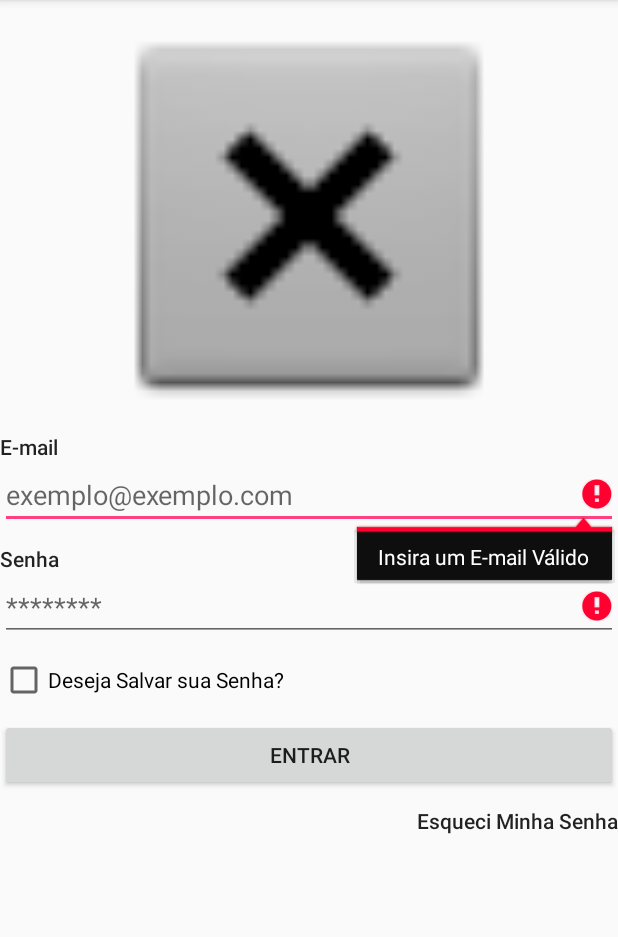
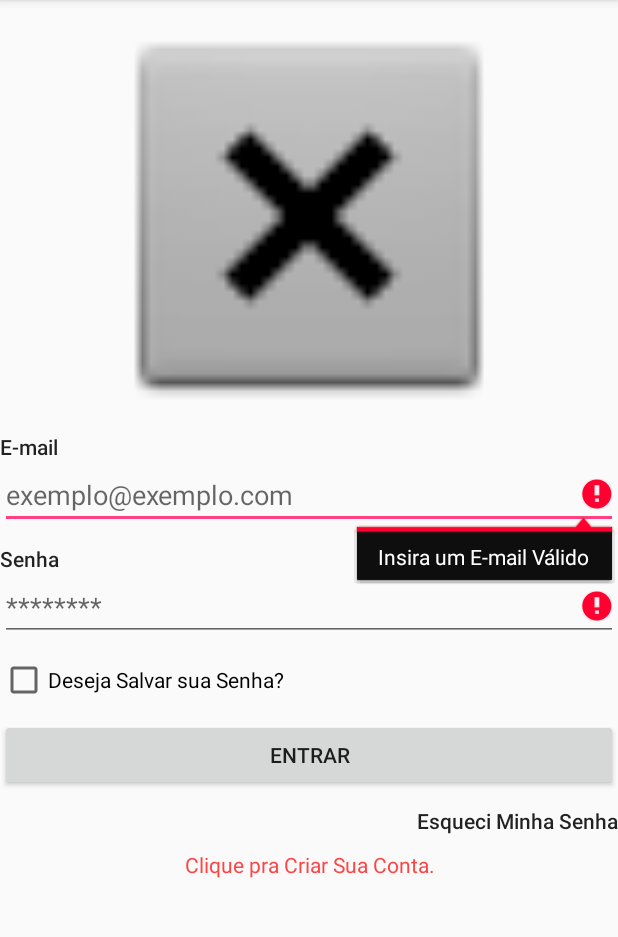
Before and after one commit to GeisonPiegas/ProdAPP, an Android app: the TelaDeLogin screen opened directly, with no data from a screen before it, after a tap on "ENTRAR", on a phone screen of 412 x 824 dp, the part 84-1021 px from its top. Run offline under Robolectric (Android 15) with nearby library versions, the phone set to English and light mode, and no system bars.

Commit message:
* Crindo uma opção na tela de LOGIN de levar direto para a Tela de Cadastro * Fazendo algumas pequenas Alterações

```diff
--- a/app/src/main/java/com/example/alunos/prodapp/TelaDeLogin.java
+++ b/app/src/main/java/com/example/alunos/prodapp/TelaDeLogin.java
@@ -31,7 +31,7 @@ public class TelaDeLogin extends AppCompatActivity implements View.OnClickListen
     private CheckBox SalvarSenhaCheckBoxTelaDeLogin;
     private Button EntrarButtonTelaDeLogin;
     private TextView EsqueceuSenhaTextViewTelaDeLogin;
-
+    private TextView CriarContaUsuarioTextViewTelaDeLogin ;
     //-----------
     //Criando as contantes FINAL DEFINE QUE É UMA CONSTANTE
     private static final String MANTER_CONECTADO = "manter conectado";
@@ -62,10 +62,14 @@ public class TelaDeLogin extends AppCompatActivity implements View.OnClickListen
         EntrarButtonTelaDeLogin = (Button) findViewById(R.id.EntrarButtonTelaDeLogin);
         EsqueceuSenhaTextViewTelaDeLogin = (TextView) findViewById(R.id.EsqueceuSenhaTextViewTelaDeLogin);
 
+        CriarContaUsuarioTextViewTelaDeLogin = (TextView) findViewById(R.id.CriarContaUsuarioTextViewTelaDeLogin) ;
+
         //onclick's
 
        // SalvarSenhaCheckBoxTelaDeLogin.setOnClickListener(this);
         EntrarButtonTelaDeLogin.setOnClickListener(this);
+        CriarContaUsuarioTextViewTelaDeLogin.setOnClickListener(this);
+
 
         //------
         helper = new UsuariosBD(this) ; // Criando e Iniciando o Metodo Helper dentro do ON-CREATE
@@ -97,7 +101,24 @@ public class TelaDeLogin extends AppCompatActivity implements View.OnClickListen
 
     @Override
     public void onClick(View v) {
-        logar() ;
+
+        if (CriarContaUsuarioTextViewTelaDeLogin.isPressed()){
+
+            Intent intentTelaDeCadastro = new Intent(this, TelaDeCadastro.class); // criando um novo objeto da classe Intent e passado os parametros a outra activity
+
+            startActivity(intentTelaDeCadastro); // comecando a activity
+
+            finish(); // finaliza a activity anterior
+
+            overridePendingTransition(android.R.anim.slide_out_right, android.R.anim.slide_in_left); // Resposável pela animação da janela
+
+
+        }
+
+        if (EntrarButtonTelaDeLogin.isPressed()){
+            logar() ;
+        }
+
     }
 
     //--------
--- a/app/src/main/res/layout/activity_tela_de_login.xml
+++ b/app/src/main/res/layout/activity_tela_de_login.xml
@@ -78,9 +78,17 @@
                 android:layout_marginBottom="10dp"
                 android:layout_marginTop="10dp"
                 android:text="@string/EsqueceuSenhaTextViewTelaDeLogin"
-                android:textAlignment="textEnd"
+                android:textAlignment="viewEnd"
                 android:textAppearance="@style/TextAppearance.AppCompat.Body2"
                 android:visibility="visible" />
+
+            <TextView
+                android:id="@+id/CriarContaUsuarioTextViewTelaDeLogin"
+                android:layout_width="match_parent"
+                android:layout_height="wrap_content"
+                android:text="@string/CriarContaUsuarioTextViewTelaDeLogin"
+                android:textColor="@android:color/holo_red_light"
+                android:textAlignment="center"/>
         </LinearLayout>
     </ScrollView>
 </RelativeLayout>
--- a/app/src/main/res/values/strings.xml
+++ b/app/src/main/res/values/strings.xml
@@ -63,5 +63,6 @@
     <string name="CamposEmailDiferentes">O E-mail não Confere com o que foi Digitado Acima!</string>
     <string name="CamposSenhaDiferentes">A Senha não Confere com a que foi Digitada Acima!</string>
     <string name="LoginTextViewTelaDeCadastro">Já tem Conta? Clique e Faça Login</string>
+    <string name="CriarContaUsuarioTextViewTelaDeLogin">Clique pra Criar Sua Conta.</string>
 
 </resources>
```
